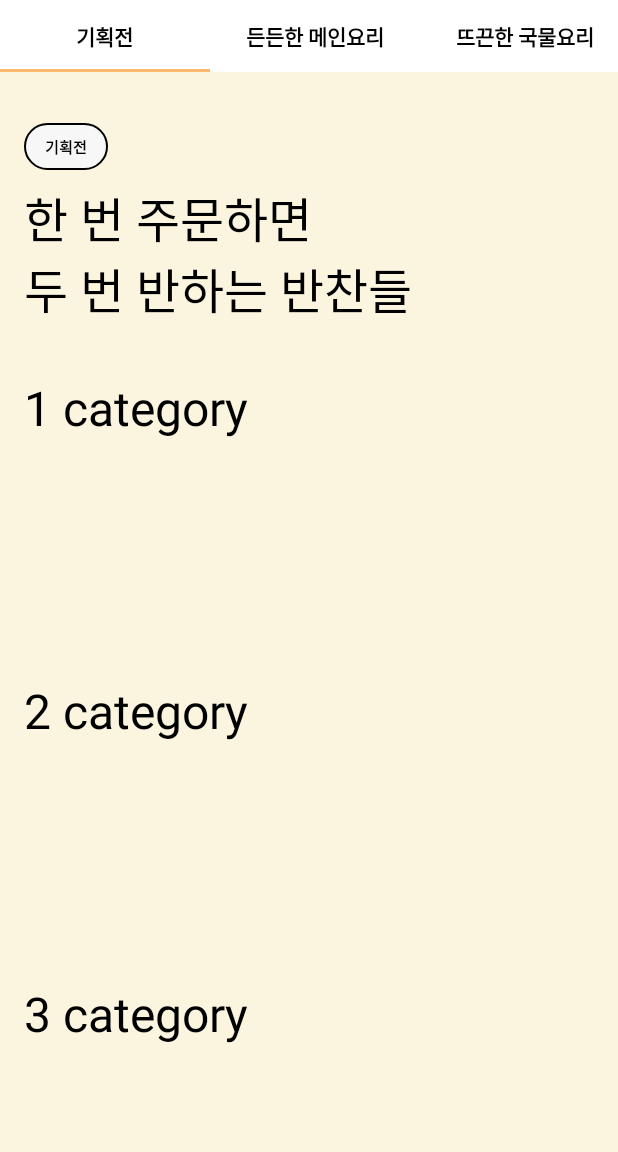
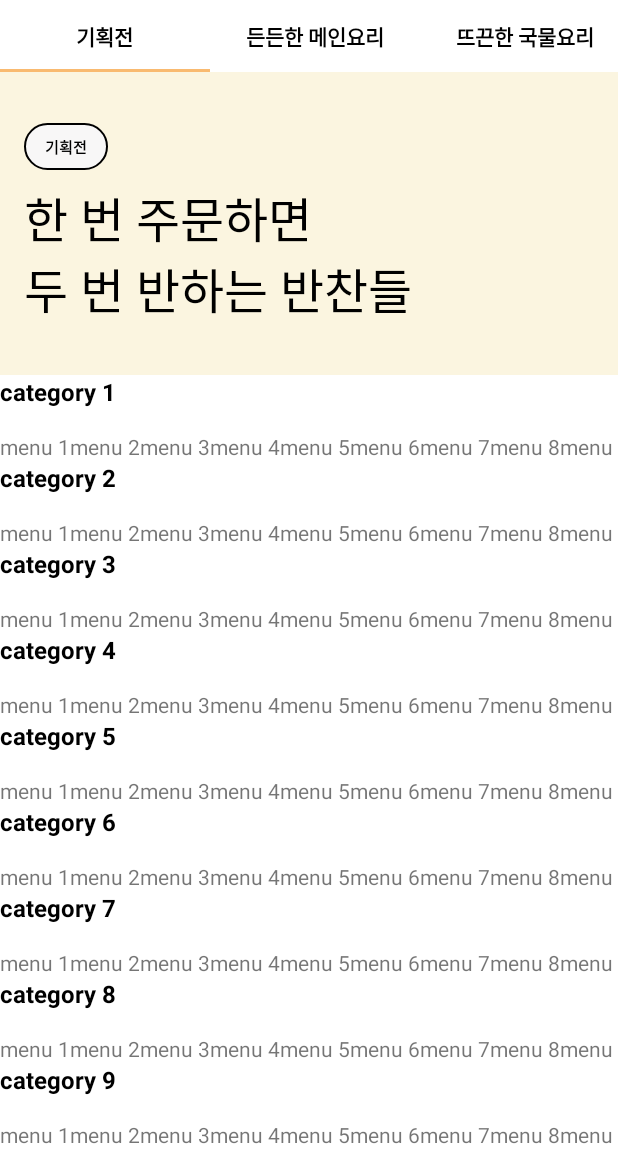
Before and after one commit to aurora32s/android-banchan-05, an Android app: the screen it shows after launch (MainActivity), on a phone screen of 412 x 824 dp, the part 84-1236 px from its top. Run offline under Robolectric (Android 15) with nearby library versions, the phone set to English and light mode, and no system bars; our stand-ins replace data binding.

Commit message:
[FEAT] #4 - '기획전' 화면 리스트 기본 구조 UI 코드 추가
Vertical Recyclerview 내에 Horizontal Recyclerview를 두어 요구사항 표기

```diff
--- a/app/src/main/java/com/seom/banchan/ui/adapter/HomeAdapter.kt
+++ /dev/null
@@ -1,30 +0,0 @@
-package com.seom.banchan.ui.adapter
-
-import android.view.LayoutInflater
-import android.view.ViewGroup
-import androidx.recyclerview.widget.RecyclerView
-import com.seom.banchan.databinding.ItemHomeHeaderBinding
-import com.seom.banchan.ui.model.home.UiModel
-
-class HomeAdapter :RecyclerView.Adapter<ModelViewHolder>() {
-    private var itemList = listOf<UiModel>()
-    override fun onCreateViewHolder(parent: ViewGroup, viewType: Int): ModelViewHolder {
-        return ModelViewHolder(ItemHomeHeaderBinding.inflate(LayoutInflater.from(parent.context),parent,false))
-    }
-
-    override fun onBindViewHolder(holder: ModelViewHolder, position: Int) {
-        holder.bind(itemList[position] as UiModel.CategoryTitle)
-    }
-
-    override fun getItemCount() = itemList.size
-
-    fun submitList(list: List<UiModel>){
-        itemList = list
-    }
-}
-
-class ModelViewHolder(val binding: ItemHomeHeaderBinding) : RecyclerView.ViewHolder(binding.root){
-    fun bind(model : UiModel.CategoryTitle) {
-        binding.tvHeader.text = model.title
-    }
-}
--- /dev/null
+++ b/app/src/main/java/com/seom/banchan/ui/adapter/ModelRecyclerAdapter.kt
@@ -0,0 +1,30 @@
+package com.seom.banchan.ui.adapter
+
+import android.view.ViewGroup
+import androidx.recyclerview.widget.RecyclerView
+import com.seom.banchan.ui.adapter.viewholder.ModelViewHolder
+import com.seom.banchan.ui.model.CellType
+import com.seom.banchan.ui.model.Model
+import com.seom.banchan.util.mapper.ModelViewHolderMapper
+
+class ModelRecyclerAdapter<M : Model> : RecyclerView.Adapter<ModelViewHolder<M>>() {
+
+    // recyclerview 에 보여줄 list
+    private var modelList: List<Model> = emptyList()
+    override fun getItemCount() = modelList.size
+
+    override fun getItemViewType(position: Int) = modelList[position].type.ordinal
+
+    override fun onCreateViewHolder(parent: ViewGroup, viewType: Int): ModelViewHolder<M> {
+        return ModelViewHolderMapper.map(parent, CellType.values()[viewType])
+    }
+
+    @Suppress("UNCHECKED_CAST")
+    override fun onBindViewHolder(holder: ModelViewHolder<M>, position: Int) {
+        holder.bind(modelList[position] as M)
+    }
+
+    fun submitList(newList: List<Model>?) {
+        newList?.let { modelList = newList }
+    }
+}
--- /dev/null
+++ b/app/src/main/java/com/seom/banchan/ui/adapter/viewholder/ModelViewHolder.kt
@@ -0,0 +1,11 @@
+package com.seom.banchan.ui.adapter.viewholder
+
+import androidx.recyclerview.widget.RecyclerView
+import androidx.viewbinding.ViewBinding
+import com.seom.banchan.ui.model.Model
+
+abstract class ModelViewHolder<M : Model>(
+    binding: ViewBinding
+) : RecyclerView.ViewHolder(binding.root) {
+    open fun bind(model: M) {}
+}
--- /dev/null
+++ b/app/src/main/java/com/seom/banchan/ui/adapter/viewholder/home/BestMenuViewHolder.kt
@@ -0,0 +1,24 @@
+package com.seom.banchan.ui.adapter.viewholder.home
+
+import androidx.recyclerview.widget.LinearLayoutManager
+import androidx.recyclerview.widget.RecyclerView
+import com.seom.banchan.databinding.ItemBestMenuBinding
+import com.seom.banchan.ui.adapter.ModelRecyclerAdapter
+import com.seom.banchan.ui.adapter.viewholder.ModelViewHolder
+import com.seom.banchan.ui.model.home.CategoryMenuModel
+import com.seom.banchan.ui.model.home.HomeMenuModel
+
+class BestMenuViewHolder(
+    private val binding: ItemBestMenuBinding
+) : ModelViewHolder<CategoryMenuModel>(binding) {
+
+    override fun bind(model: CategoryMenuModel) {
+        binding.tvCategoryName.text = model.categoryName
+
+        val bestMenuAdapter = ModelRecyclerAdapter<HomeMenuModel>()
+        binding.rvBest.layoutManager =
+            LinearLayoutManager(binding.root.context, LinearLayoutManager.HORIZONTAL, false)
+        binding.rvBest.adapter = bestMenuAdapter
+        bestMenuAdapter.submitList(model.menus)
+    }
+}
--- /dev/null
+++ b/app/src/main/java/com/seom/banchan/ui/adapter/viewholder/menu/SmallMenuViewHolder.kt
@@ -0,0 +1,13 @@
+package com.seom.banchan.ui.adapter.viewholder.menu
+
+import com.seom.banchan.databinding.ItemMenuSmallBinding
+import com.seom.banchan.ui.adapter.viewholder.ModelViewHolder
+import com.seom.banchan.ui.model.home.HomeMenuModel
+
+class SmallMenuViewHolder(
+    private val binding: ItemMenuSmallBinding
+) : ModelViewHolder<HomeMenuModel>(binding) {
+    override fun bind(model: HomeMenuModel) {
+        binding.tvMenuName.text = model.menu.name
+    }
+}
--- a/app/src/main/java/com/seom/banchan/ui/home/best/BestFragment.kt
+++ b/app/src/main/java/com/seom/banchan/ui/home/best/BestFragment.kt
@@ -6,11 +6,13 @@ import android.view.View
 import android.view.ViewGroup
 import androidx.fragment.app.Fragment
 import androidx.recyclerview.widget.LinearLayoutManager
-import androidx.recyclerview.widget.RecyclerView
 import com.seom.banchan.R
 import com.seom.banchan.databinding.FragmentBestBinding
-import com.seom.banchan.ui.adapter.HomeAdapter
-import com.seom.banchan.ui.model.home.UiModel
+import com.seom.banchan.domain.model.MenuModel
+import com.seom.banchan.ui.adapter.ModelRecyclerAdapter
+import com.seom.banchan.ui.model.CellType
+import com.seom.banchan.ui.model.home.CategoryMenuModel
+import com.seom.banchan.ui.model.home.HomeMenuModel
 
 class BestFragment : Fragment() {
     private var _binding: FragmentBestBinding? = null
@@ -39,12 +41,31 @@ class BestFragment : Fragment() {
     private fun initRecyclerView() = binding?.let {
         it.rvBest.layoutManager =
             LinearLayoutManager(requireContext(), LinearLayoutManager.VERTICAL, false)
-        val homeAdapter = HomeAdapter()
+        val homeAdapter = ModelRecyclerAdapter<CategoryMenuModel>()
         it.rvBest.adapter = homeAdapter
 
         homeAdapter.submitList(
-            (1..10).map {
-                UiModel.CategoryTitle(title = "$it category")
+            (1..10).map { categoryId ->
+                CategoryMenuModel(
+                    id = categoryId.toLong(),
+                    type = CellType.MENU_LIST_CELL,
+                    categoryName = "category $categoryId",
+                    menus = (1..10).map { menuId ->
+                        HomeMenuModel(
+                            id = menuId.toLong(),
+                            menu = MenuModel(
+                                id = "H$menuId",
+                                name = "menu $menuId",
+                                deliveryType = emptyList(),
+                                image = "",
+                                description = "",
+                                salePrice = 1000,
+                                normalPrice = 1000
+                            ),
+                            discountRate = menuId
+                        )
+                    }
+                )
             }
         )
     }
--- /dev/null
+++ b/app/src/main/java/com/seom/banchan/ui/model/CellType.kt
@@ -0,0 +1,7 @@
+package com.seom.banchan.ui.model
+
+enum class CellType {
+    HEADER_CELL,
+    MENU_LIST_CELL,
+    MENU_CELL
+}
--- /dev/null
+++ b/app/src/main/java/com/seom/banchan/ui/model/Model.kt
@@ -0,0 +1,6 @@
+package com.seom.banchan.ui.model
+
+abstract class Model(
+    open val id: Long,
+    open val type: CellType
+)
--- /dev/null
+++ b/app/src/main/java/com/seom/banchan/ui/model/home/CategoryMenuModel.kt
@@ -0,0 +1,11 @@
+package com.seom.banchan.ui.model.home
+
+import com.seom.banchan.ui.model.CellType
+import com.seom.banchan.ui.model.Model
+
+data class CategoryMenuModel(
+    override val id: Long,
+    override val type: CellType = CellType.MENU_LIST_CELL,
+    val categoryName: String,
+    val menus: List<HomeMenuModel>
+) : Model(id, type)
--- a/app/src/main/java/com/seom/banchan/ui/model/home/HomeMenuModel.kt
+++ b/app/src/main/java/com/seom/banchan/ui/model/home/HomeMenuModel.kt
@@ -1,10 +1,14 @@
 package com.seom.banchan.ui.model.home
 
 import com.seom.banchan.domain.model.MenuModel
+import com.seom.banchan.ui.model.CellType
+import com.seom.banchan.ui.model.Model
 
 data class HomeMenuModel(
+    override val id: Long,
+    override val type: CellType = CellType.MENU_CELL,
     val menu: MenuModel,
     val discountRate: Int, // 소수점 버림
     val count: Int = 0, // 선택 개수
     val isLoadedCart: Boolean = false // 장바구니 포함 여부
-)
+) : Model(id, type)
--- a/app/src/main/java/com/seom/banchan/ui/model/home/UiModel.kt
+++ /dev/null
@@ -1,10 +0,0 @@
-package com.seom.banchan.ui.model.home
-
-sealed class UiModel {
-    data class CategoryTitle(
-        val title : String
-    ) : UiModel()
-    data class ListItem(
-        val homeMenuModels: List<HomeMenuModel>
-    ) : UiModel()
-}
--- /dev/null
+++ b/app/src/main/java/com/seom/banchan/util/mapper/ModelViewHolderMapper.kt
@@ -0,0 +1,36 @@
+package com.seom.banchan.util.mapper
+
+import android.view.LayoutInflater
+import android.view.ViewGroup
+import com.seom.banchan.databinding.ItemBestMenuBinding
+import com.seom.banchan.databinding.ItemMenuSmallBinding
+import com.seom.banchan.ui.adapter.viewholder.ModelViewHolder
+import com.seom.banchan.ui.adapter.viewholder.home.BestMenuViewHolder
+import com.seom.banchan.ui.adapter.viewholder.menu.SmallMenuViewHolder
+import com.seom.banchan.ui.model.CellType
+import com.seom.banchan.ui.model.Model
+
+object ModelViewHolderMapper {
+
+    @Suppress("UNCHECKED_CAST")
+    fun <M : Model> map(
+        parent: ViewGroup,
+        type: CellType
+    ): ModelViewHolder<M> {
+        val inflater = LayoutInflater.from(parent.context)
+        val viewHolder = when (type) {
+            CellType.HEADER_CELL -> BestMenuViewHolder(
+                ItemBestMenuBinding.inflate(inflater, parent, false)
+            )
+            CellType.MENU_LIST_CELL -> BestMenuViewHolder(
+                ItemBestMenuBinding.inflate(inflater, parent, false)
+            )
+            CellType.MENU_CELL -> SmallMenuViewHolder(
+                ItemMenuSmallBinding.inflate(inflater, parent, false)
+            )
+        }
+
+        return viewHolder as ModelViewHolder<M>
+    }
+
+}
--- a/app/src/main/res/layout/fragment_best.xml
+++ b/app/src/main/res/layout/fragment_best.xml
@@ -59,5 +59,4 @@
         android:layout_height="match_parent"
         app:layout_behavior="@string/appbar_scrolling_view_behavior"/>
 
-
 </androidx.coordinatorlayout.widget.CoordinatorLayout>
--- /dev/null
+++ b/app/src/main/res/layout/item_best_menu.xml
@@ -0,0 +1,27 @@
+<?xml version="1.0" encoding="utf-8"?>
+<androidx.constraintlayout.widget.ConstraintLayout xmlns:android="http://schemas.android.com/apk/res/android"
+    xmlns:app="http://schemas.android.com/apk/res-auto"
+    xmlns:tools="http://schemas.android.com/tools"
+    android:layout_width="match_parent"
+    android:layout_height="wrap_content">
+
+    <TextView
+        android:id="@+id/tv_category_name"
+        android:layout_width="wrap_content"
+        android:layout_height="wrap_content"
+        android:layout_marginBottom="16dp"
+        android:textColor="@color/greyScaleBlack"
+        android:textSize="@dimen/body2"
+        android:textStyle="bold"
+        app:layout_constraintStart_toStartOf="parent"
+        app:layout_constraintTop_toTopOf="parent"
+        tools:text="hello world" />
+
+    <androidx.recyclerview.widget.RecyclerView
+        android:id="@+id/rv_best"
+        android:layout_width="match_parent"
+        android:layout_height="wrap_content"
+        android:layout_marginTop="16dp"
+        app:layout_constraintTop_toBottomOf="@id/tv_category_name" />
+
+</androidx.constraintlayout.widget.ConstraintLayout>
--- a/app/src/main/res/layout/item_home_header.xml
+++ /dev/null
@@ -1,18 +0,0 @@
-<?xml version="1.0" encoding="utf-8"?>
-<androidx.constraintlayout.widget.ConstraintLayout xmlns:android="http://schemas.android.com/apk/res/android"
-    xmlns:app="http://schemas.android.com/apk/res-auto"
-    xmlns:tools="http://schemas.android.com/tools"
-    android:layout_width="match_parent"
-    android:layout_height="202dp"
-    android:background="@color/primarySurface"
-    android:paddingHorizontal="16dp">
-
-    <androidx.appcompat.widget.AppCompatTextView
-        android:id="@+id/tv_header"
-        style="@style/HeaderText"
-        android:layout_width="match_parent"
-        android:layout_height="match_parent"
-        android:gravity="start"
-        tools:text="@string/header_best" />
-
-</androidx.constraintlayout.widget.ConstraintLayout>
--- /dev/null
+++ b/app/src/main/res/layout/item_menu_small.xml
@@ -0,0 +1,14 @@
+<?xml version="1.0" encoding="utf-8"?>
+<androidx.constraintlayout.widget.ConstraintLayout xmlns:android="http://schemas.android.com/apk/res/android"
+    xmlns:app="http://schemas.android.com/apk/res-auto"
+    android:layout_width="wrap_content"
+    android:layout_height="wrap_content">
+
+    <TextView
+        android:id="@+id/tv_menu_name"
+        android:layout_width="wrap_content"
+        android:layout_height="wrap_content"
+        app:layout_constraintStart_toStartOf="parent"
+        app:layout_constraintTop_toTopOf="parent" />
+
+</androidx.constraintlayout.widget.ConstraintLayout>
--- a/app/src/main/res/values/dimens.xml
+++ b/app/src/main/res/values/dimens.xml
@@ -1,3 +1,6 @@
 <resources>
     <dimen name="fab_margin">16dp</dimen>
+
+    <!-- text size -->
+    <dimen name="body2">16sp</dimen>
 </resources>
```
